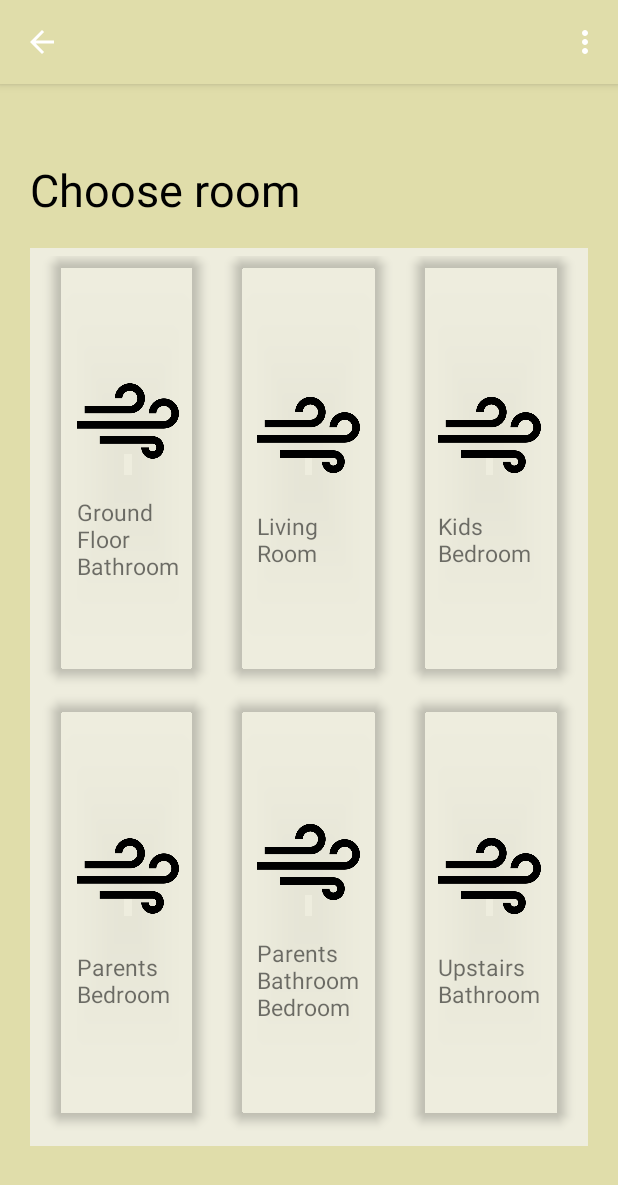
After one commit to StanciuOctav/SmartHome, an Android app: the AirQualityActivity screen opened directly, with no data from a screen before it, on a phone screen of 412 x 824 dp. The commit adds this screen. Shown: the top 1185 px of the screen. Run offline under Robolectric (Android 15) with nearby library versions, the phone set to English and light mode, and no system bars.

Commit message:
Added AirQuality Menu

```diff
--- a/app/src/main/AndroidManifest.xml
+++ b/app/src/main/AndroidManifest.xml
@@ -68,6 +68,9 @@
             android:name=".TvActivity"
             android:exported="true">
         </activity>
+        <activity android:name=".air.AirQualityActivity"
+            android:exported="true">
+        </activity>
     </application>
 
 </manifest>
--- a/app/src/main/java/com/example/smarthhome/HomePage.kt
+++ b/app/src/main/java/com/example/smarthhome/HomePage.kt
@@ -9,8 +9,9 @@ import android.widget.TextView
 import androidx.appcompat.app.ActionBar
 import androidx.appcompat.app.AppCompatActivity
 import androidx.cardview.widget.CardView
+import com.example.smarthhome.air.AirQualityActivity
 
- class HomePage: AppCompatActivity() {
+class HomePage: AppCompatActivity() {
     @SuppressLint("MissingInflatedId")
     override fun onCreate(savedInstanceState: Bundle?) {
         super.onCreate(savedInstanceState)
@@ -75,6 +76,11 @@ import androidx.cardview.widget.CardView
             val intent = Intent(this@HomePage, TemperatureActivity::class.java)
             startActivity(intent)
         }
+
+        findViewById<CardView>(R.id.airCard).setOnClickListener {
+            val intent = Intent(this@HomePage, AirQualityActivity::class.java)
+            startActivity(intent)
+        }
         //in this method we create the new activities for each feature
     }
 }
--- /dev/null
+++ b/app/src/main/java/com/example/smarthhome/air/AirQualityActivity.kt
@@ -0,0 +1,34 @@
+package com.example.smarthhome.air
+
+import android.os.Bundle
+import android.view.Menu
+import androidx.appcompat.app.ActionBar
+import androidx.appcompat.app.AppCompatActivity
+import com.example.smarthhome.R
+
+class AirQualityActivity: AppCompatActivity() {
+
+    override fun onCreate(savedInstanceState: Bundle?) {
+        super.onCreate(savedInstanceState)
+        setContentView(R.layout.air_quality_rooms_layout)
+        val actionBar = supportActionBar
+
+        if (actionBar != null) {
+            // showing the back button and title in action bar
+            actionBar.displayOptions = ActionBar.DISPLAY_SHOW_CUSTOM;
+            actionBar.setDisplayHomeAsUpEnabled(true);
+        }
+    }
+
+    // add menu button to action bar
+    override fun onCreateOptionsMenu(menu: Menu?): Boolean {
+        menuInflater.inflate(R.menu.abs_menu, menu);
+        return true
+    }
+
+    //handle back button click
+    override fun onSupportNavigateUp(): Boolean {
+        onBackPressed()
+        return true
+    }
+}
--- /dev/null
+++ b/app/src/main/res/layout/air_quality_details_layout.xml
@@ -0,0 +1,11 @@
+<?xml version="1.0" encoding="utf-8"?>
+<LinearLayout xmlns:android="http://schemas.android.com/apk/res/android"
+    xmlns:tools="http://schemas.android.com/tools"
+    android:orientation="vertical"
+    android:background="@color/purple_500"
+    android:layout_width="match_parent"
+    android:layout_height="match_parent"
+    android:weightSum="12"
+    tools:context=".LightsActivity"
+    >
+</LinearLayout>
--- /dev/null
+++ b/app/src/main/res/layout/air_quality_rooms_layout.xml
@@ -0,0 +1,249 @@
+<?xml version="1.0" encoding="utf-8"?>
+<LinearLayout xmlns:android="http://schemas.android.com/apk/res/android"
+    xmlns:app="http://schemas.android.com/apk/res-auto"
+    xmlns:tools="http://schemas.android.com/tools"
+    android:orientation="vertical"
+    android:background="@color/purple_500"
+    android:layout_width="match_parent"
+    android:layout_height="match_parent"
+    android:weightSum="12"
+    tools:context=".LightsActivity"
+    >
+
+    <RelativeLayout
+        android:layout_weight="1"
+        android:layout_width="wrap_content"
+        android:layout_marginTop="50dp"
+        android:layout_marginStart="20dp"
+        android:layout_height="0dp">
+
+        <TextView
+            android:layout_width="wrap_content"
+            android:layout_height="wrap_content"
+            android:text= "@string/choose_room_placeholder"
+            android:textSize="30sp"
+            android:textColor="@color/black">
+        </TextView>
+    </RelativeLayout>
+
+    <GridLayout
+        android:id="@+id/airMainGrid"
+        android:columnCount="3"
+        android:rowCount= "2"
+        android:alignmentMode="alignMargins"
+        android:columnOrderPreserved="false"
+        android:layout_weight="10"
+        android:layout_width="match_parent"
+        android:layout_height="0dp"
+        android:background="@color/custom_white"
+        android:layout_marginLeft="20dp"
+        android:layout_marginRight="20dp"
+        android:padding="5dp"
+        >
+
+        <androidx.cardview.widget.CardView
+            android:id="@+id/airGroundFloorBathroomCard"
+            android:layout_width="0dp"
+            android:layout_height="0dp"
+            android:layout_columnWeight="1"
+            android:layout_rowWeight="1"
+            android:layout_marginBottom="16dp"
+            android:layout_marginLeft="10dp"
+            android:layout_marginRight="10dp"
+            app:cardElevation="4dp"
+            app:cardCornerRadius="8dp"
+            app:cardBackgroundColor="@android:color/transparent"
+            >
+            <LinearLayout
+                android:layout_gravity="center_horizontal|center_vertical"
+                android:layout_margin="16dp"
+                android:orientation="vertical"
+                android:layout_width="wrap_content"
+                android:layout_height="wrap_content">
+
+                <ImageView
+                    android:src="@drawable/air"
+                    android:layout_gravity="center_horizontal"
+                    android:layout_width="wrap_content"
+                    android:layout_height="100dp" />
+                <TextView
+                    android:layout_width="wrap_content"
+                    android:layout_height="wrap_content"
+                    android:text="Ground Floor Bathroom"
+                    android:textSize="15dp"/>
+
+            </LinearLayout>
+        </androidx.cardview.widget.CardView>
+
+        <androidx.cardview.widget.CardView
+            android:id="@+id/airLivingRoomCard"
+            android:layout_width="0dp"
+            android:layout_height="0dp"
+            android:layout_columnWeight="1"
+            android:layout_rowWeight="1"
+            android:layout_marginBottom="16dp"
+            android:layout_marginLeft="10dp"
+            android:layout_marginRight="10dp"
+            app:cardElevation="4dp"
+            app:cardCornerRadius="8dp"
+            app:cardBackgroundColor="@android:color/transparent"
+            >
+            <LinearLayout
+                android:layout_gravity="center_horizontal|center_vertical"
+                android:layout_margin="16dp"
+                android:orientation="vertical"
+                android:layout_width="wrap_content"
+                android:layout_height="wrap_content">
+
+                <ImageView
+                    android:src="@drawable/air"
+                    android:layout_gravity="center_horizontal"
+                    android:layout_width="wrap_content"
+                    android:layout_height="100dp" />
+                <TextView
+                    android:layout_width="wrap_content"
+                    android:layout_height="wrap_content"
+                    android:text="Living Room"
+                    android:textSize="15dp"/>
+
+            </LinearLayout>
+        </androidx.cardview.widget.CardView>
+
+        <androidx.cardview.widget.CardView
+            android:id="@+id/airKidsBedroomCard"
+            android:layout_width="0dp"
+            android:layout_height="0dp"
+            android:layout_columnWeight="1"
+            android:layout_rowWeight="1"
+            android:layout_marginBottom="16dp"
+            android:layout_marginLeft="10dp"
+            android:layout_marginRight="10dp"
+            app:cardElevation="4dp"
+            app:cardCornerRadius="8dp"
+            app:cardBackgroundColor="@android:color/transparent"
+            >
+            <LinearLayout
+                android:layout_gravity="center_horizontal|center_vertical"
+                android:layout_margin="16dp"
+                android:orientation="vertical"
+                android:layout_width="wrap_content"
+                android:layout_height="wrap_content">
+
+                <ImageView
+                    android:src="@drawable/air"
+                    android:layout_gravity="center_horizontal"
+                    android:layout_width="wrap_content"
+                    android:layout_height="100dp" />
+                <TextView
+                    android:layout_width="wrap_content"
+                    android:layout_height="wrap_content"
+                    android:text="Kids Bedroom"
+                    android:textSize="15dp"/>
+
+            </LinearLayout>
+        </androidx.cardview.widget.CardView>
+
+        <androidx.cardview.widget.CardView
+            android:id="@+id/airParentsBedroomCard"
+            android:layout_width="0dp"
+            android:layout_height="0dp"
+            android:layout_columnWeight="1"
+            android:layout_rowWeight="1"
+            android:layout_marginBottom="16dp"
+            android:layout_marginLeft="10dp"
+            android:layout_marginRight="10dp"
+            app:cardElevation="4dp"
+            app:cardCornerRadius="8dp"
+            app:cardBackgroundColor="@android:color/transparent"
+            >
+            <LinearLayout
+                android:layout_gravity="center_horizontal|center_vertical"
+                android:layout_margin="16dp"
+                android:orientation="vertical"
+                android:layout_width="wrap_content"
+                android:layout_height="wrap_content">
+
+                <ImageView
+                    android:src="@drawable/air"
+                    android:layout_gravity="center_horizontal"
+                    android:layout_width="wrap_content"
+                    android:layout_height="100dp" />
+                <TextView
+                    android:layout_width="wrap_content"
+                    android:layout_height="wrap_content"
+                    android:text="Parents Bedroom"
+                    android:textSize="15dp"/>
+
+            </LinearLayout>
+        </androidx.cardview.widget.CardView>
+
+        <androidx.cardview.widget.CardView
+            android:id="@+id/airParentBathroomCard"
+            android:layout_width="0dp"
+            android:layout_height="0dp"
+            android:layout_columnWeight="1"
+            android:layout_rowWeight="1"
+            android:layout_marginBottom="16dp"
+            android:layout_marginLeft="10dp"
+            android:layout_marginRight="10dp"
+            app:cardElevation="4dp"
+            app:cardCornerRadius="8dp"
+            app:cardBackgroundColor="@android:color/transparent"
+            >
+            <LinearLayout
+                android:layout_gravity="center_horizontal|center_vertical"
+                android:layout_margin="16dp"
+                android:orientation="vertical"
+                android:layout_width="wrap_content"
+                android:layout_height="wrap_content">
+
+                <ImageView
+                    android:src="@drawable/air"
+                    android:layout_gravity="center_horizontal"
+                    android:layout_width="wrap_content"
+                    android:layout_height="100dp" />
+                <TextView
+                    android:layout_width="wrap_content"
+                    android:layout_height="wrap_content"
+                    android:text="Parents Bathroom Bedroom"
+                    android:textSize="15dp"/>
+            </LinearLayout>
+        </androidx.cardview.widget.CardView>
+
+        <androidx.cardview.widget.CardView
+            android:id="@+id/airUpstairsBathroomCard"
+            android:layout_width="0dp"
+            android:layout_height="0dp"
+            android:layout_columnWeight="1"
+            android:layout_rowWeight="1"
+            android:layout_marginBottom="16dp"
+            android:layout_marginLeft="10dp"
+            android:layout_marginRight="10dp"
+            app:cardElevation="4dp"
+            app:cardCornerRadius="8dp"
+            app:cardBackgroundColor="@android:color/transparent"
+            >
+            <LinearLayout
+                android:layout_gravity="center_horizontal|center_vertical"
+                android:layout_margin="16dp"
+                android:orientation="vertical"
+                android:layout_width="wrap_content"
+                android:layout_height="wrap_content">
+
+                <ImageView
+                    android:src="@drawable/air"
+                    android:layout_gravity="center_horizontal"
+                    android:layout_width="wrap_content"
+                    android:layout_height="100dp" />
+                <TextView
+                    android:layout_width="wrap_content"
+                    android:layout_height="wrap_content"
+                    android:text="Upstairs Bathroom"
+                    android:textSize="15dp"/>
+
+
+            </LinearLayout>
+        </androidx.cardview.widget.CardView>
+    </GridLayout>
+
+</LinearLayout>
--- a/app/src/main/res/layout/lights_layout.xml
+++ b/app/src/main/res/layout/lights_layout.xml
@@ -27,7 +27,7 @@
     </RelativeLayout>
 
     <GridLayout
-        android:id="@+id/mainGrid"
+        android:id="@+id/lightMainGrid"
         android:columnCount="3"
         android:rowCount= "2"
         android:alignmentMode="alignMargins"
@@ -42,7 +42,7 @@
         >
 
     <androidx.cardview.widget.CardView
-        android:id="@+id/groundFloorBathroomCard"
+        android:id="@+id/lightGroundFloorBathroomCard"
         android:layout_width="0dp"
         android:layout_height="0dp"
         android:layout_columnWeight="1"
@@ -76,7 +76,7 @@
     </androidx.cardview.widget.CardView>
 
     <androidx.cardview.widget.CardView
-        android:id="@+id/livingRoomCard"
+        android:id="@+id/lightLivingRoomCard"
         android:layout_width="0dp"
         android:layout_height="0dp"
         android:layout_columnWeight="1"
@@ -110,7 +110,7 @@
     </androidx.cardview.widget.CardView>
 
         <androidx.cardview.widget.CardView
-            android:id="@+id/kidsBedroomCard"
+            android:id="@+id/lightKidsBedroomCard"
             android:layout_width="0dp"
             android:layout_height="0dp"
             android:layout_columnWeight="1"
@@ -144,7 +144,7 @@
         </androidx.cardview.widget.CardView>
 
         <androidx.cardview.widget.CardView
-            android:id="@+id/parentsBedroomCard"
+            android:id="@+id/lightParentsBedroomCard"
             android:layout_width="0dp"
             android:layout_height="0dp"
             android:layout_columnWeight="1"
@@ -178,7 +178,7 @@
         </androidx.cardview.widget.CardView>
 
     <androidx.cardview.widget.CardView
-        android:id="@+id/parentBathroomCard"
+        android:id="@+id/lightParentBathroomCard"
         android:layout_width="0dp"
         android:layout_height="0dp"
         android:layout_columnWeight="1"
@@ -211,7 +211,7 @@
     </androidx.cardview.widget.CardView>
 
     <androidx.cardview.widget.CardView
-        android:id="@+id/upstairsBathroomCard"
+        android:id="@+id/lightUpstairsBathroomCard"
         android:layout_width="0dp"
         android:layout_height="0dp"
         android:layout_columnWeight="1"
```
